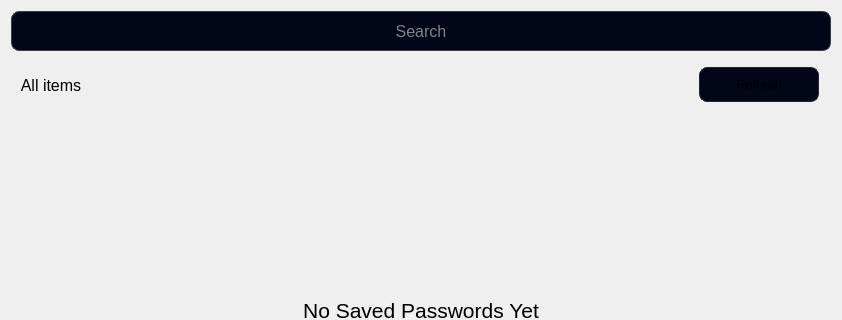
Old version of the form src/ui/DashboardPage.ui in the repository Arjun-korde/Securevault-Password-Manager; both pictures show x 0 to 842 and y 0 to 320 of the 842 by 582 pixel window.
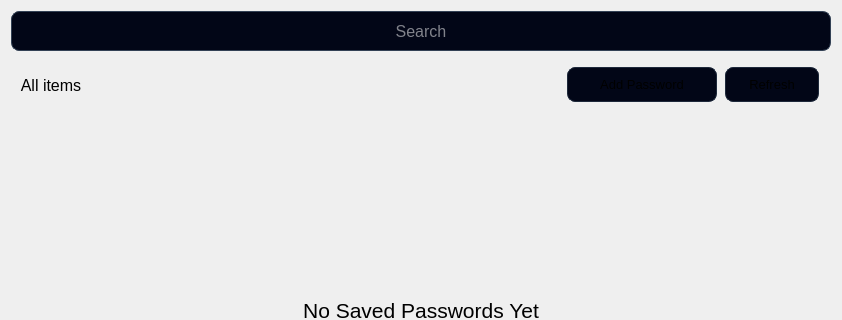
New version of the form.

Patch:
```diff
--- a/src/ui/DashboardPage.ui
+++ b/src/ui/DashboardPage.ui
@@ -137,7 +137,7 @@
        </widget>
       </item>
       <item>
-       <layout class="QHBoxLayout" name="horizontalLayout" stretch="2,5,1">
+       <layout class="QHBoxLayout" name="horizontalLayout" stretch="2,5,0,1">
         <property name="spacing">
          <number>8</number>
         </property>
@@ -196,6 +196,33 @@
           </property>
          </spacer>
         </item>
+        <item>
+         <widget class="QPushButton" name="addPasswordButton_2">
+          <property name="minimumSize">
+           <size>
+            <width>150</width>
+            <height>35</height>
+           </size>
+          </property>
+          <property name="maximumSize">
+           <size>
+            <width>16777215</width>
+            <height>35</height>
+           </size>
+          </property>
+          <property name="font">
+           <font>
+            <pointsize>-1</pointsize>
+           </font>
+          </property>
+          <property name="cursor">
+           <cursorShape>PointingHandCursor</cursorShape>
+          </property>
+          <property name="text">
+           <string>Add Password</string>
+          </property>
+         </widget>
+        </item>
         <item>
          <widget class="QPushButton" name="refreshPasswordListButton">
           <property name="minimumSize">
@@ -210,6 +237,11 @@
             <height>35</height>
            </size>
           </property>
+          <property name="font">
+           <font>
+            <pointsize>-1</pointsize>
+           </font>
+          </property>
           <property name="cursor">
            <cursorShape>PointingHandCursor</cursorShape>
           </property>
```
